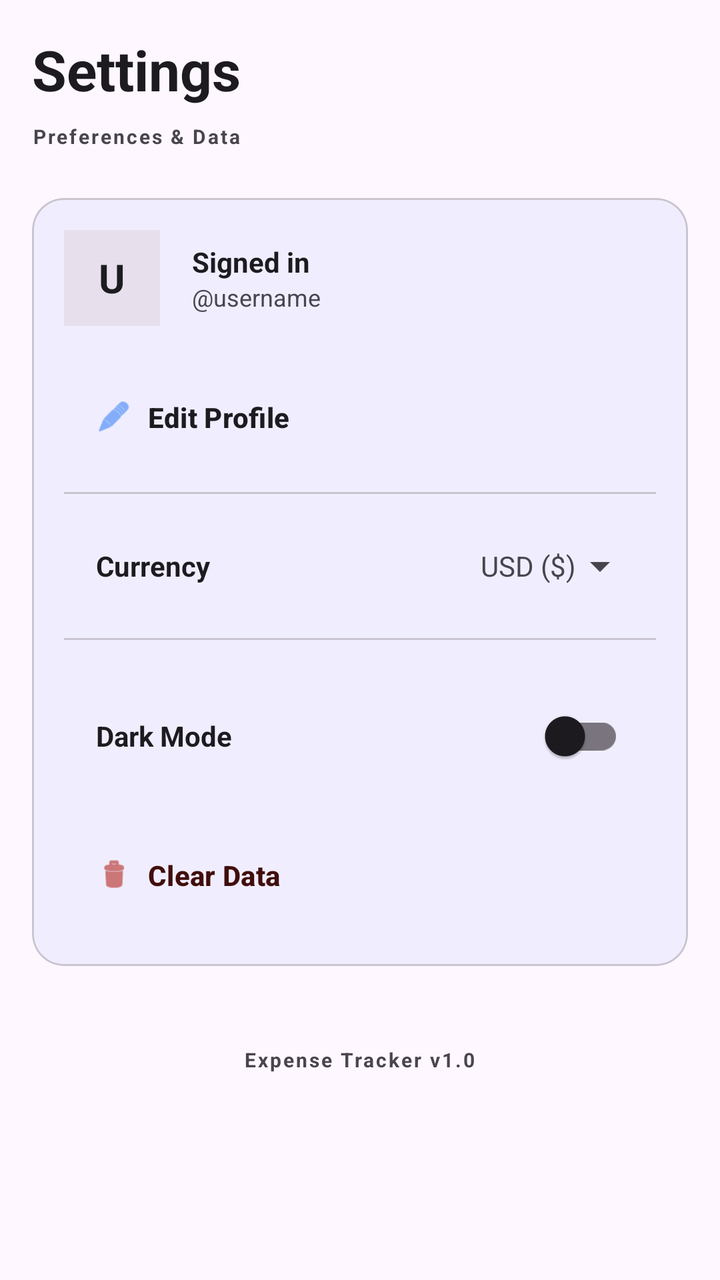
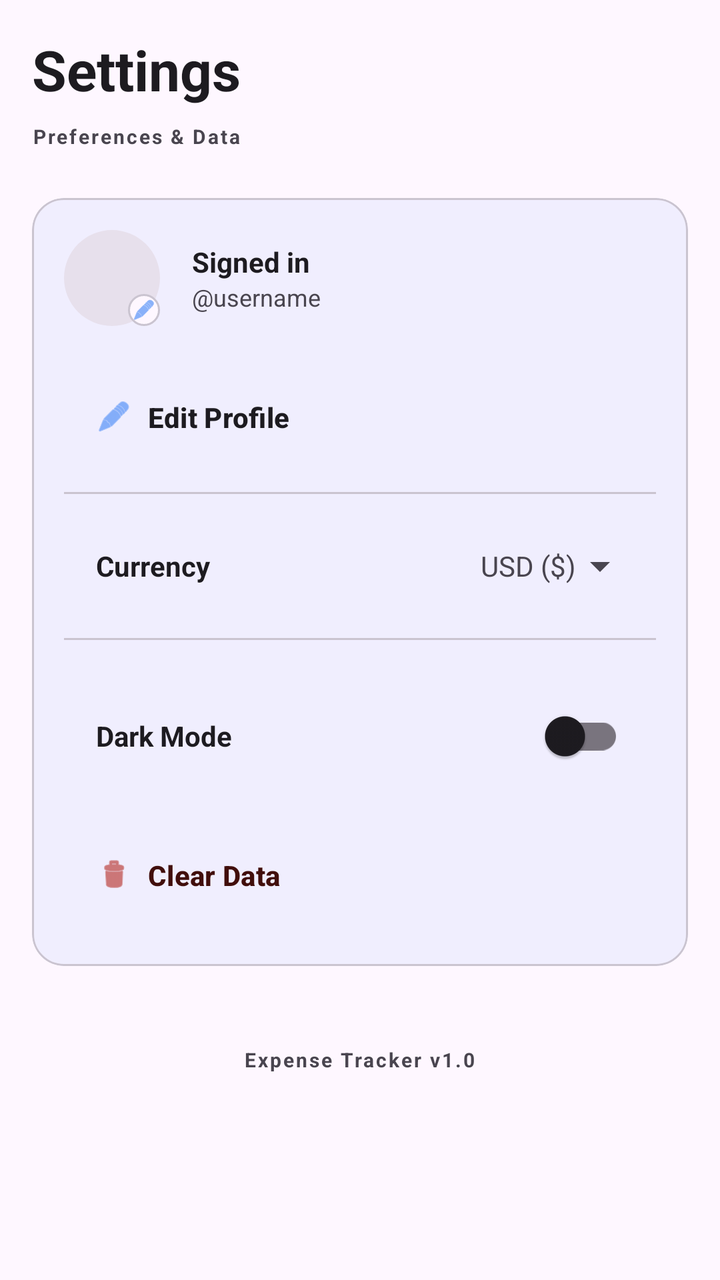

The first picture is an Android layout as it rendered before a commit; the second is the same layout after the commit. The layout source and the unified diff follow.
<!-- AndroidManifest.xml: application theme Theme.MyApplication -->
<!-- res/layout/fragment_settings.xml -->
<?xml version="1.0" encoding="utf-8"?>
<ScrollView xmlns:android="http://schemas.android.com/apk/res/android"
    xmlns:app="http://schemas.android.com/apk/res-auto"
    android:layout_width="match_parent"
    android:layout_height="match_parent"
    android:background="?attr/colorSurface">

    <LinearLayout
        android:layout_width="match_parent"
        android:layout_height="wrap_content"
        android:orientation="vertical"
        android:padding="16dp">

        <TextView
            android:layout_width="wrap_content"
            android:layout_height="wrap_content"
            android:text="Settings"
            android:textSize="28sp"
            android:textStyle="bold"
            android:textColor="?attr/colorOnSurface"
            android:layout_marginBottom="8dp" />

        <TextView
            android:layout_width="wrap_content"
            android:layout_height="wrap_content"
            android:text="Preferences &amp; Data"
            android:textSize="10sp"
            android:textColor="?attr/colorOnSurfaceVariant"
            android:textStyle="bold"
            android:letterSpacing="0.1"
            android:layout_marginBottom="24dp" />

        <com.google.android.material.card.MaterialCardView
            android:layout_width="match_parent"
            android:layout_height="wrap_content"
            android:layout_marginBottom="16dp"
            app:cardCornerRadius="16dp"
            app:cardElevation="2dp">

            <LinearLayout
                android:layout_width="match_parent"
                android:layout_height="wrap_content"
                android:orientation="vertical"
                android:padding="16dp">

                <LinearLayout
                    android:layout_width="match_parent"
                    android:layout_height="wrap_content"
                    android:orientation="horizontal"
                    android:gravity="center_vertical"
                    android:layout_marginBottom="16dp">

                    <TextView
                        android:id="@+id/tvUserInitial"
                        android:layout_width="48dp"
                        android:layout_height="48dp"
                        android:gravity="center"
                        android:text="U"
                        android:textSize="20sp"
                        android:textStyle="bold"
                        android:textColor="?attr/colorOnSurface"
                        android:background="?attr/colorSurfaceVariant"
                        android:layout_marginEnd="16dp" />

                    <LinearLayout
                        android:layout_width="0dp"
                        android:layout_height="wrap_content"
                        android:layout_weight="1"
                        android:orientation="vertical">

                        <TextView
                            android:layout_width="wrap_content"
                            android:layout_height="wrap_content"
                            android:text="Signed in"
                            android:textSize="14sp"
                            android:textStyle="bold"
                            android:textColor="?attr/colorOnSurface" />

                        <TextView
                            android:id="@+id/tvUsername"
                            android:layout_width="wrap_content"
                            android:layout_height="wrap_content"
                            android:text="@username"
                            android:textSize="12sp"
                            android:textColor="?attr/colorOnSurfaceVariant" />
                    </LinearLayout>

                    <com.google.android.material.button.MaterialButton
                        android:id="@+id/btnLogout"
                        android:layout_width="wrap_content"
                        android:layout_height="wrap_content"
                        android:text="Log out"
                        android:textSize="12sp"
                        android:textStyle="bold"
                        android:textColor="?attr/colorOnErrorContainer"
                        android:backgroundTint="?attr/colorErrorContainer"
                        android:visibility="gone"
                        app:cornerRadius="8dp" />
                </LinearLayout>

                <com.google.android.material.button.MaterialButton
                    android:id="@+id/btnEditProfile"
                    android:layout_width="match_parent"
                    android:layout_height="wrap_content"
                    android:text="Edit Profile"
                    android:textSize="14sp"
                    android:textStyle="bold"
                    android:textColor="?attr/colorOnSurface"
                    android:backgroundTint="@android:color/transparent"
                    android:gravity="start|center_vertical"
                    android:padding="16dp"
                    app:icon="@android:drawable/ic_menu_edit"
                    app:iconTint="?attr/colorPrimary" />

                <View
                    android:layout_width="match_parent"
                    android:layout_height="1dp"
                    android:background="?attr/colorOutlineVariant"
                    android:layout_marginVertical="8dp" />

                <LinearLayout
                    android:id="@+id/layoutCurrency"
                    android:layout_width="match_parent"
                    android:layout_height="wrap_content"
                    android:orientation="horizontal"
                    android:gravity="center_vertical"
                    android:padding="16dp"
                    android:clickable="true"
                    android:focusable="true"
                    android:background="?attr/selectableItemBackground">

                    <TextView
                        android:layout_width="0dp"
                        android:layout_height="wrap_content"
                        android:layout_weight="1"
                        android:text="Currency"
                        android:textSize="14sp"
                        android:textStyle="bold"
                        android:textColor="?attr/colorOnSurface" />

                    <TextView
                        android:id="@+id/tvCurrentCurrency"
                        android:layout_width="wrap_content"
                        android:layout_height="wrap_content"
                        android:text="USD ($)"
                        android:textSize="14sp"
                        android:textColor="?attr/colorOnSurfaceVariant"
                        android:layout_marginStart="16dp" />

                    <ImageView
                        android:layout_width="24dp"
                        android:layout_height="24dp"
                        android:src="@drawable/ic_arrow_drop_down"
                        app:tint="?attr/colorOnSurfaceVariant"
                        android:contentDescription="Dropdown" />
                </LinearLayout>

                <View
                    android:layout_width="match_parent"
                    android:layout_height="1dp"
                    android:background="?attr/colorOutlineVariant"
                    android:layout_marginVertical="8dp" />

                <LinearLayout
                    android:layout_width="match_parent"
                    android:layout_height="wrap_content"
                    android:orientation="horizontal"
                    android:gravity="center_vertical"
                    android:padding="16dp"
                    android:clickable="true"
                    android:focusable="true"
                    android:background="?attr/selectableItemBackground">

                    <TextView
                        android:layout_width="0dp"
                        android:layout_height="wrap_content"
                        android:layout_weight="1"
                        android:text="Dark Mode"
                        android:textSize="14sp"
                        android:textStyle="bold"
                        android:textColor="?attr/colorOnSurface" />

                    <com.google.android.material.switchmaterial.SwitchMaterial
                        android:id="@+id/switchDarkMode"
                        android:layout_width="wrap_content"
                        android:layout_height="wrap_content"
                        android:layout_marginStart="16dp" />
                </LinearLayout>

                <com.google.android.material.button.MaterialButton
                    android:id="@+id/btnClearData"
                    android:layout_width="match_parent"
                    android:layout_height="wrap_content"
                    android:text="Clear Data"
                    android:textSize="14sp"
                    android:textStyle="bold"
                    android:textColor="?attr/colorOnErrorContainer"
                    android:backgroundTint="@android:color/transparent"
                    android:gravity="start|center_vertical"
                    android:padding="16dp"
                    app:icon="@android:drawable/ic_menu_delete"
                    app:iconTint="?attr/colorError" />
            </LinearLayout>
        </com.google.android.material.card.MaterialCardView>

        <TextView
            android:layout_width="wrap_content"
            android:layout_height="wrap_content"
            android:text="Expense Tracker v1.0"
            android:textSize="10sp"
            android:textColor="?attr/colorOnSurfaceVariant"
            android:textStyle="bold"
            android:letterSpacing="0.1"
            android:layout_gravity="center"
            android:layout_marginTop="24dp" />

    </LinearLayout>
</ScrollView>
<!-- resources referenced by this layout -->
<resources>
  <!-- drawable ic_arrow_drop_down (drawable) -->
  <vector xmlns:android="http://schemas.android.com/apk/res/android"
      android:width="24dp"
      android:height="24dp"
      android:viewportWidth="24.0"
      android:viewportHeight="24.0">
      <path
          android:fillColor="#FF000000"
          android:pathData="M7,10l5,5 5,-5z" />
  </vector>
  <style name="Theme.MyApplication" parent="Base.Theme.MyApplication" />
  <style name="Base.Theme.MyApplication" parent="Theme.Material3.DayNight.NoActionBar">
          
          <item name="colorPrimary">@color/blue_primary</item>
          <item name="colorPrimaryContainer">@color/blue_primary_light</item>
          <item name="colorOnPrimary">@color/white</item>
          <item name="colorOnPrimaryContainer">@color/blue_primary_dark</item>
      </style>
  <color name="blue_primary">#3b82f6</color>
  <color name="blue_primary_light">#60a5fa</color>
  <color name="white">#FFFFFFFF</color>
  <color name="blue_primary_dark">#2563eb</color>
</resources>

<!-- the commit's change to res/layout/fragment_settings.xml (unified diff, before → after) -->
@@ -50,17 +50,43 @@
                     android:gravity="center_vertical"
                     android:layout_marginBottom="16dp">
 
-                    <TextView
-                        android:id="@+id/tvUserInitial"
-                        android:layout_width="48dp"
-                        android:layout_height="48dp"
-                        android:gravity="center"
-                        android:text="U"
-                        android:textSize="20sp"
-                        android:textStyle="bold"
-                        android:textColor="?attr/colorOnSurface"
-                        android:background="?attr/colorSurfaceVariant"
-                        android:layout_marginEnd="16dp" />
+                    <FrameLayout
+                        android:layout_width="wrap_content"
+                        android:layout_height="wrap_content"
+                        android:layout_marginEnd="16dp">
+
+                        <com.google.android.material.imageview.ShapeableImageView
+                            android:id="@+id/ivProfilePicture"
+                            android:layout_width="48dp"
+                            android:layout_height="48dp"
+                            android:scaleType="centerCrop"
+                            android:background="?attr/colorSurfaceVariant"
+                            app:shapeAppearanceOverlay="@style/ShapeAppearance.Material3.Corner.Full"
+                            android:clickable="true"
+                            android:focusable="true"
+                            android:contentDescription="Profile Picture" />
+
+                        <TextView
+                            android:id="@+id/tvUserInitial"
+                            android:layout_width="48dp"
+                            android:layout_height="48dp"
+                            android:gravity="center"
+                            android:text="U"
+                            android:textSize="20sp"
+                            android:textStyle="bold"
+                            android:textColor="?attr/colorOnSurface"
+                            android:visibility="gone" />
+                            
+                        <ImageView
+                            android:layout_width="16dp"
+                            android:layout_height="16dp"
+                            android:layout_gravity="bottom|end"
+                            android:src="@android:drawable/ic_menu_edit"
+                            app:tint="?attr/colorPrimary"
+                            android:background="@drawable/circle_background" 
+                            android:padding="2dp"
+                            android:contentDescription="Edit Profile Picture" />
+                    </FrameLayout>
 
                     <LinearLayout
                         android:layout_width="0dp"
<!-- resource entries referenced after the edit -->
@@ -1,5 +1,14 @@
 <!-- resources referenced by this layout -->
 <resources>
+  <!-- drawable circle_background (drawable) -->
+  <?xml version="1.0" encoding="utf-8"?>
+  <shape xmlns:android="http://schemas.android.com/apk/res/android"
+      android:shape="oval">
+      <solid android:color="?attr/colorSurface" />
+      <stroke
+          android:width="1dp"
+          android:color="?attr/colorOutlineVariant" />
+  </shape>
   <!-- drawable ic_arrow_drop_down (drawable) -->
   <vector xmlns:android="http://schemas.android.com/apk/res/android"
       android:width="24dp"
